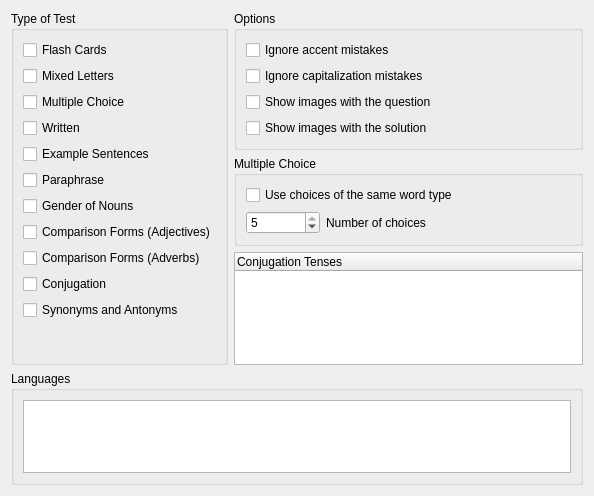
KDE/parley, file src/configure-practice/configurepracticewidget.ui: the form before one commit.
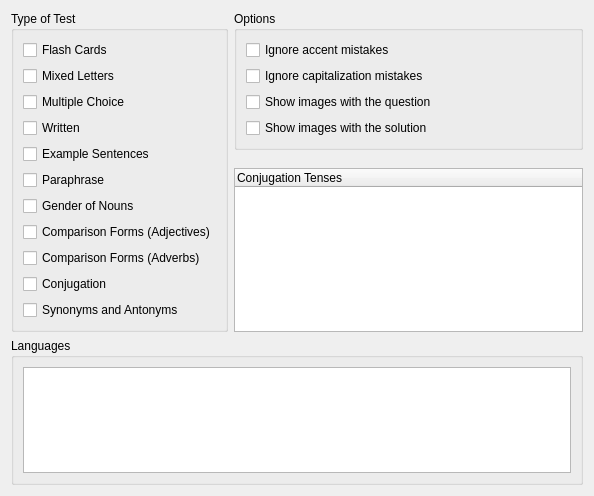
The form after the commit. Custom widgets are drawn as their Qt base class.

Commit message: move multiple choice options to advanced

Patch:
```diff
--- a/src/configure-practice/configurepracticewidget.ui
+++ b/src/configure-practice/configurepracticewidget.ui
@@ -155,52 +155,6 @@
          </layout>
         </widget>
        </item>
-       <item>
-        <widget class="QGroupBox" name="groupBox">
-         <property name="title">
-          <string>Multiple Choice</string>
-         </property>
-         <layout class="QVBoxLayout" name="verticalLayout_5">
-          <item>
-           <widget class="QCheckBox" name="kcfg_MultipleChoiceWordTypeConsistancy">
-            <property name="text">
-             <string>Use choices of the same word type</string>
-            </property>
-           </widget>
-          </item>
-          <item>
-           <layout class="QHBoxLayout" name="horizontalLayout">
-            <item>
-             <widget class="KIntSpinBox" name="kcfg_NumberMultipleChoiceAnswers">
-              <property name="maximumSize">
-               <size>
-                <width>74</width>
-                <height>16777215</height>
-               </size>
-              </property>
-              <property name="minimum">
-               <number>2</number>
-              </property>
-              <property name="maximum">
-               <number>5</number>
-              </property>
-              <property name="value">
-               <number>5</number>
-              </property>
-             </widget>
-            </item>
-            <item>
-             <widget class="QLabel" name="label_3">
-              <property name="text">
-               <string>Number of choices</string>
-              </property>
-             </widget>
-            </item>
-           </layout>
-          </item>
-         </layout>
-        </widget>
-       </item>
        <item>
         <spacer name="verticalSpacer">
          <property name="orientation">
```
The commit also changes 1 other file.
